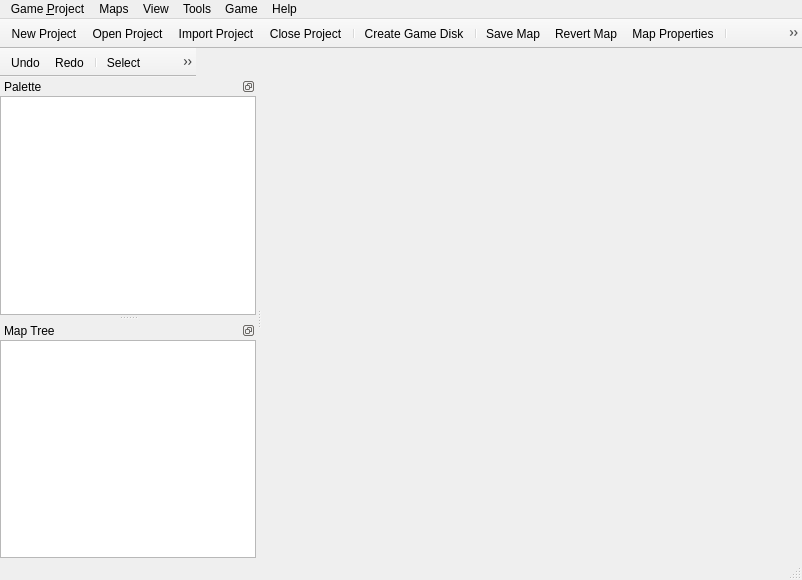
oulianov/Editor, file src/ui/main_window.ui: the form before one commit.
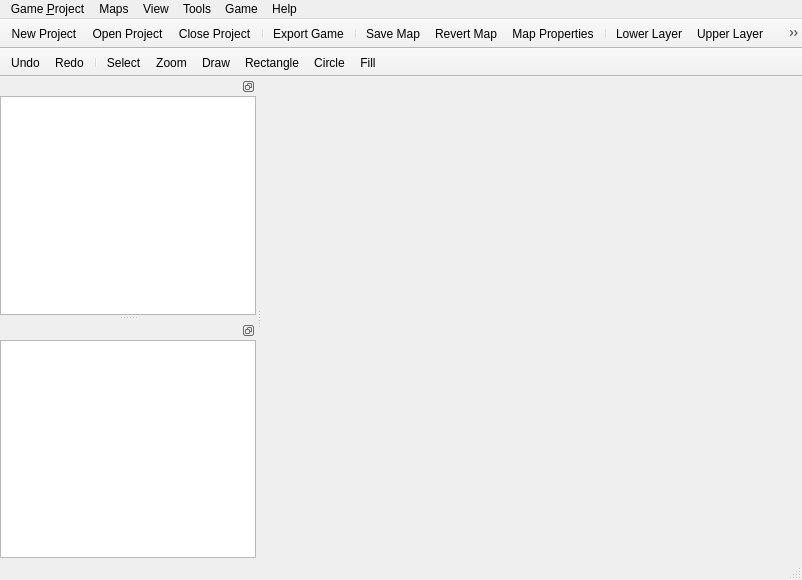
The form after the commit. Icons and pictures are not drawn.

Patch:
```diff
--- a/src/ui/main_window.ui
+++ b/src/ui/main_window.ui
@@ -146,7 +146,6 @@
    </attribute>
    <addaction name="actionProjectNew"/>
    <addaction name="actionProjectOpen"/>
-   <addaction name="actionProjectImport"/>
    <addaction name="actionProjectClose"/>
    <addaction name="separator"/>
    <addaction name="actionGameDiskCreate"/>
@@ -188,9 +187,6 @@
    <property name="features">
     <set>QDockWidget::DockWidgetFeature::DockWidgetFloatable|QDockWidget::DockWidgetFeature::DockWidgetMovable</set>
    </property>
-   <property name="windowTitle">
-    <string>Palette</string>
-   </property>
    <attribute name="dockWidgetArea">
     <number>1</number>
    </attribute>
@@ -245,9 +241,6 @@
    <property name="allowedAreas">
     <set>Qt::DockWidgetArea::LeftDockWidgetArea|Qt::DockWidgetArea::RightDockWidgetArea</set>
    </property>
-   <property name="windowTitle">
-    <string>Map Tree</string>
-   </property>
    <attribute name="dockWidgetArea">
     <number>1</number>
    </attribute>
@@ -292,18 +285,18 @@
    </widget>
   </widget>
   <widget class="QToolBar" name="toolBar">
+   <property name="iconSize">
+    <size>
+     <width>16</width>
+     <height>16</height>
+    </size>
+   </property>
    <property name="minimumSize">
     <size>
      <width>196</width>
      <height>0</height>
     </size>
    </property>
-   <property name="maximumSize">
-    <size>
-     <width>196</width>
-     <height>16777215</height>
-    </size>
-   </property>
    <property name="windowTitle">
     <string>Toolbar</string>
    </property>
@@ -358,7 +351,7 @@
   </action>
   <action name="actionGameDiskCreate">
    <property name="text">
-    <string>Create Game &amp;Disk</string>
+    <string>Export &amp;Game...</string>
    </property>
    <property name="statusTip">
     <string>Generate game installation executable</string>
@@ -444,7 +437,7 @@
   </action>
   <action name="actionZoom100">
    <property name="text">
-    <string>&amp;Zoom 100%</string>
+    <string>&amp;Normal Size (1/2)</string>
    </property>
    <property name="toolTip">
     <string>Zoom 100%</string>
```
Left out of the diff: 39 changed lines with no effect on the pictures.
